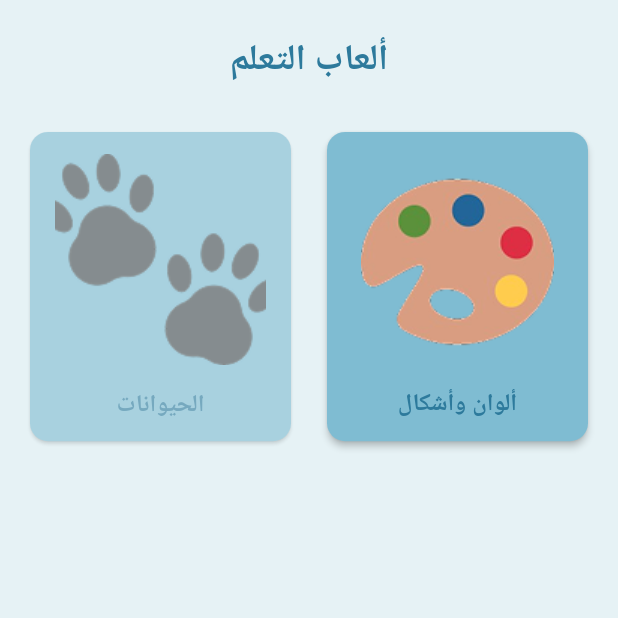
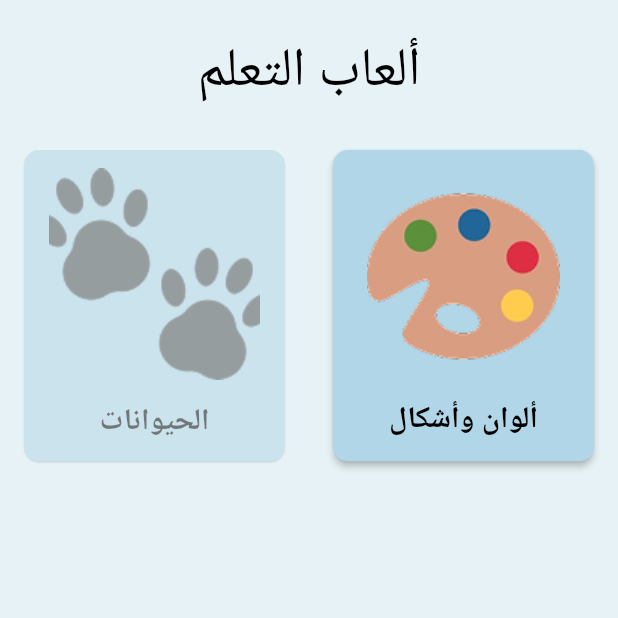
Before and after one commit to YounesMakhlouf/PFA, a Flutter app: the screen it shows after launch, on a phone screen of 412 x 824 dp, the top half of it. Run offline on Flutter 3.47's test engine with Material 3 defaults, Android fonts, the phone set to English and light mode, and no system bars; our stand-ins replace flutter_dotenv, supabase_flutter; accounts and stored records are empty; Roboto replaces fonts that are missing (Arial, Sarabun).

Commit message:
refactor(theme): consolidate theme usage and improve UI consistency
Refactor multiple components to use the app theme consistently, ensuring uniform styling across the application. This includes updating colors, padding, and typography to align with the theme configuration. Additionally, remove redundant color properties and simplify the logic for handling theme-based styles.

```diff
--- a/lib/config/app_theme.dart
+++ b/lib/config/app_theme.dart
@@ -1,13 +1,17 @@
 import 'package:flutter/material.dart';
 
 class AppColors {
-  static const Color primary = Color(0xFF2D7A9C);
-  static const Color secondary = Color(0xFF7FBCD2);
+  static const Color primary = Color(0xFF5E9BAF);
+  static const Color primaryLight = Color(0xFFB1D6E7);
+  static const Color secondary = Color(0xFFFCCBA8);
   static const Color background = Color(0xFFE6F2F5);
-  static const Color cardBackground = Color(0xFF7FBCD2);
-  static const Color textPrimary = Color(0xFF2D7A9C);
+  static const Color cardBackground = Color(0xFFB1D6E7);
+  static const Color textPrimary = Color(0xFF000000);
   static const Color textLight = Colors.white;
-  static const Color error = Colors.red;
+  static const Color error = Color(0xFFBE2522);
+  static const Color success = Color(0xFF3DC87D);
+  static const Color warning = Color(0xFFDFEF35);
+  static const Color disabled = Color(0xFFBBBBBB);
 }
 
 class AppTheme {
@@ -16,16 +20,18 @@ class AppTheme {
       primaryColor: AppColors.primary,
       scaffoldBackgroundColor: AppColors.background,
       visualDensity: VisualDensity.adaptivePlatformDensity,
-      fontFamily: 'Arial',
+      fontFamily: 'Sarabun',
       colorScheme: ColorScheme.light(
         primary: AppColors.primary,
+        onPrimary: AppColors.textLight,
+        primaryContainer: AppColors.primaryLight,
         secondary: AppColors.secondary,
+        onSecondary: AppColors.textPrimary,
         surface: AppColors.background,
+        onSurface: AppColors.textPrimary,
         error: AppColors.error,
-        onPrimary: AppColors.textLight,
-        onSecondary: AppColors.textPrimary,
-        onSurface: AppColors.textPrimary,
         onError: AppColors.textLight,
+        brightness: Brightness.light,
       ),
       appBarTheme: const AppBarTheme(
         backgroundColor: AppColors.primary,
@@ -34,10 +40,10 @@ class AppTheme {
       ),
       elevatedButtonTheme: ElevatedButtonThemeData(
         style: ElevatedButton.styleFrom(
-          backgroundColor: AppColors.primary,
-          foregroundColor: AppColors.textLight,
+          backgroundColor: AppColors.primaryLight,
+          foregroundColor: AppColors.textPrimary,
           shape: RoundedRectangleBorder(
-            borderRadius: BorderRadius.circular(12),
+            borderRadius: BorderRadius.circular(10),
           ),
           padding: const EdgeInsets.symmetric(horizontal: 24, vertical: 16),
         ),
@@ -46,32 +52,58 @@ class AppTheme {
         color: AppColors.cardBackground,
         elevation: 2,
         shape: RoundedRectangleBorder(
-          borderRadius: BorderRadius.circular(12),
+          borderRadius: BorderRadius.circular(10),
         ),
+        margin: const EdgeInsets.all(8.0),
       ),
       textTheme: const TextTheme(
+        headlineLarge: TextStyle(
+          fontFamily: 'Sarabun',
+          fontSize: 64,
+          fontWeight: FontWeight.w800,
+          color: AppColors.textPrimary,
+        ),
         headlineMedium: TextStyle(
-          fontSize: 24,
-          fontWeight: FontWeight.bold,
+          fontFamily: 'Sarabun',
+          fontSize: 36,
+          fontWeight: FontWeight.w400,
           color: AppColors.textPrimary,
         ),
         titleLarge: TextStyle(
-          fontSize: 20,
-          fontWeight: FontWeight.bold,
+          fontFamily: 'Sarabun',
+          fontSize: 28,
+          fontWeight: FontWeight.w400,
           color: AppColors.textPrimary,
         ),
         titleMedium: TextStyle(
+          fontFamily: 'Sarabun',
+          fontSize: 20,
+          fontWeight: FontWeight.w400,
+          color: AppColors.textPrimary,
+        ),
+        titleSmall: TextStyle(
+          fontFamily: 'Sarabun',
+          fontSize: 17,
+          fontWeight: FontWeight.w400,
+          color: AppColors.textPrimary,
+        ),
+        bodyLarge: TextStyle(
+          fontFamily: 'Sarabun',
+          fontSize: 16,
+          fontWeight: FontWeight.w400,
+          color: AppColors.textPrimary,
+        ),
+        bodyMedium: TextStyle(
+          fontFamily: 'Sarabun',
+          fontSize: 15,
+          fontWeight: FontWeight.w400,
+          color: AppColors.textPrimary,
+        ),
+        labelLarge: TextStyle(
+          fontFamily: 'Sarabun',
           fontSize: 16,
           fontWeight: FontWeight.bold,
           color: AppColors.textPrimary,
-        ),
-        bodyMedium: TextStyle(
-          fontSize: 14,
-          color: AppColors.textPrimary,
-        ),
-        labelLarge: TextStyle(
-          fontSize: 16,
-          fontWeight: FontWeight.bold,
         ),
       ),
       iconTheme: const IconThemeData(
--- a/lib/screens/home_screen.dart
+++ b/lib/screens/home_screen.dart
@@ -23,6 +23,7 @@ class _HomePageState extends State<HomeScreen> {
 
   @override
   Widget build(BuildContext context) {
+    final theme = Theme.of(context);
     SystemChrome.setPreferredOrientations([
       DeviceOrientation.portraitUp,
       DeviceOrientation.portraitDown,
@@ -46,6 +47,7 @@ class _HomePageState extends State<HomeScreen> {
     ];
 
     return Scaffold(
+      backgroundColor: theme.scaffoldBackgroundColor,
       body: SafeArea(
         child: Column(
           children: [
@@ -53,12 +55,12 @@ class _HomePageState extends State<HomeScreen> {
               padding: const EdgeInsets.only(top: 24.0, bottom: 12.0),
               child: Text(
                 AppLocalizations.of(context).learningGames,
-                style: Theme.of(context).textTheme.headlineMedium,
+                style: theme.textTheme.headlineMedium,
               ),
             ),
             Expanded(
               child: Padding(
-                padding: const EdgeInsets.all(16.0),
+                padding: theme.cardTheme.margin ?? const EdgeInsets.all(16.0),
                 child: GridView.builder(
                   gridDelegate: const SliverGridDelegateWithFixedCrossAxisCount(
                     crossAxisCount: 2,
@@ -75,8 +77,6 @@ class _HomePageState extends State<HomeScreen> {
                       title: game['title'],
                       imagePath: game['imagePath'],
                       iconData: game['iconData'],
-                      backgroundColor: game['backgroundColor'],
-                      foregroundColor: game['foregroundColor'],
                       isEnabled: isEnabled,
                       onTap: isEnabled
                           ? () => _navigateToGame(
--- a/lib/ui/game_card.dart
+++ b/lib/ui/game_card.dart
@@ -1,4 +1,5 @@
 import 'package:flutter/material.dart';
+import 'package:pfa/config/app_theme.dart';
 
 class GameCardWidget extends StatelessWidget {
   final String title;
@@ -24,10 +25,16 @@ class GameCardWidget extends StatelessWidget {
   Widget build(BuildContext context) {
     final ThemeData theme = Theme.of(context);
     final ColorScheme colorScheme = theme.colorScheme;
+    final CardTheme cardTheme = theme.cardTheme;
 
-    final effectiveBackgroundColor =
-        backgroundColor ?? theme.cardTheme.color ?? colorScheme.secondary;
-    final effectiveForegroundColor = foregroundColor ?? colorScheme.onSecondary;
+    final Color effectiveBackgroundColor =
+        backgroundColor ?? cardTheme.color ?? colorScheme.primaryContainer;
+    final Color defaultForegroundColor =
+        effectiveBackgroundColor.computeLuminance() > 0.5
+            ? AppColors.textPrimary // Dark text on light background
+            : AppColors.textLight; // Light text on dark background
+    final Color effectiveForegroundColor =
+        foregroundColor ?? defaultForegroundColor;
 
     Widget cardContent;
     if (imagePath != null && imagePath!.isNotEmpty) {
@@ -39,7 +46,7 @@ class GameCardWidget extends StatelessWidget {
           return Icon(
             Icons.broken_image_outlined,
             size: 50,
-            color: effectiveForegroundColor.withAlpha((0.7 * 255).round()),
+            color: colorScheme.error.withAlpha((0.7 * 255).round()),
           );
         },
       );
@@ -54,23 +61,28 @@ class GameCardWidget extends StatelessWidget {
       cardContent = Icon(
         Icons.category, // Generic category icon
         size: 60,
-        color: effectiveForegroundColor.withAlpha((0.7 * 255).round()),
+        color: theme.iconTheme.color?.withAlpha((0.7 * 255).round()) ??
+            effectiveForegroundColor.withAlpha((0.7 * 255).round()),
       );
     }
 
     return Opacity(
-      opacity: isEnabled ? 1.0 : 0.6,
+      opacity: isEnabled ? 1.0 : 0.5,
       child: Card(
-        elevation: isEnabled ? (theme.cardTheme.elevation ?? 4) : 1,
-        shape: theme.cardTheme.shape ??
-            RoundedRectangleBorder(borderRadius: BorderRadius.circular(16)),
-        clipBehavior: theme.cardTheme.clipBehavior ?? Clip.antiAlias,
+        elevation: isEnabled ? (cardTheme.elevation ?? 2) : 0.5,
+        shape: cardTheme.shape ??
+            RoundedRectangleBorder(borderRadius: BorderRadius.circular(10)),
+        clipBehavior: cardTheme.clipBehavior ?? Clip.antiAlias,
         color: effectiveBackgroundColor,
+        margin: cardTheme.margin ?? const EdgeInsets.all(4.0),
         child: InkWell(
           onTap: isEnabled ? onTap : null,
-          splashColor: effectiveForegroundColor.withAlpha((0.1 * 255).round()),
-          highlightColor:
-              effectiveForegroundColor.withAlpha((0.05 * 255).round()),
+          splashColor: theme.splashColor,
+          highlightColor: theme.highlightColor,
+          borderRadius: cardTheme.shape is RoundedRectangleBorder
+              ? (cardTheme.shape as RoundedRectangleBorder).borderRadius
+                  as BorderRadius
+              : BorderRadius.circular(10),
           child: Padding(
             padding: const EdgeInsets.all(12.0),
             child: Column(
```
Also changed, not shown: lib/screens/game_screen.dart (+19 -20 lines), lib/services/multiple_choice_game_service.dart (+16 -18 lines), lib/ui/option_widget.dart (+43 -30 lines).
